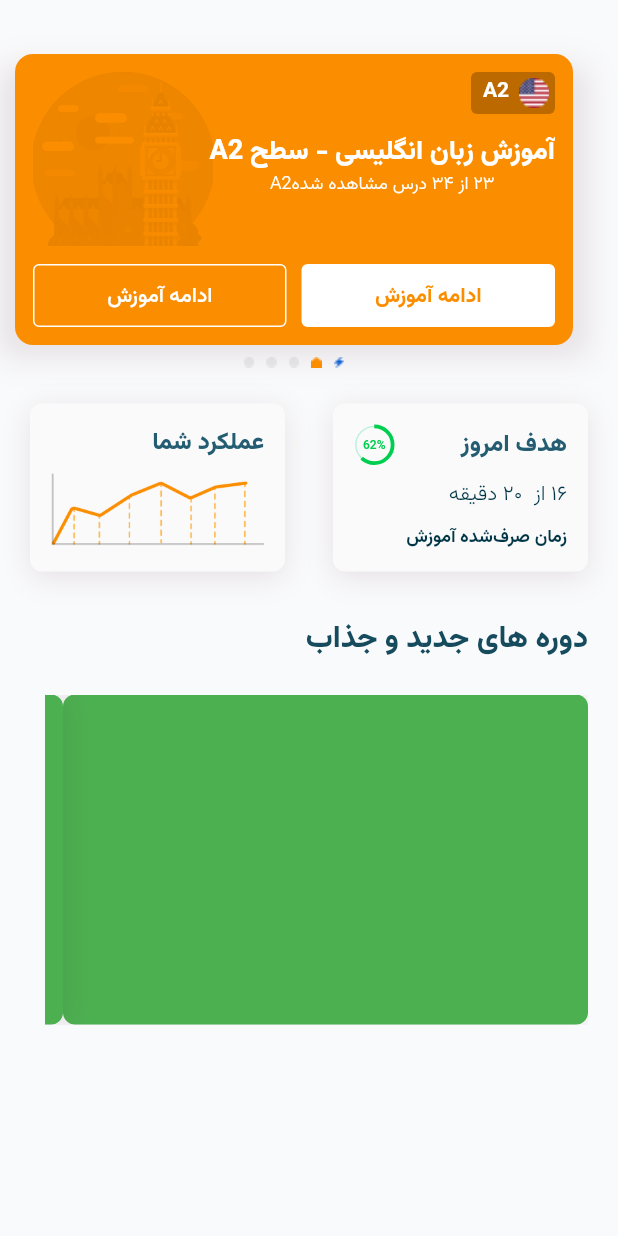
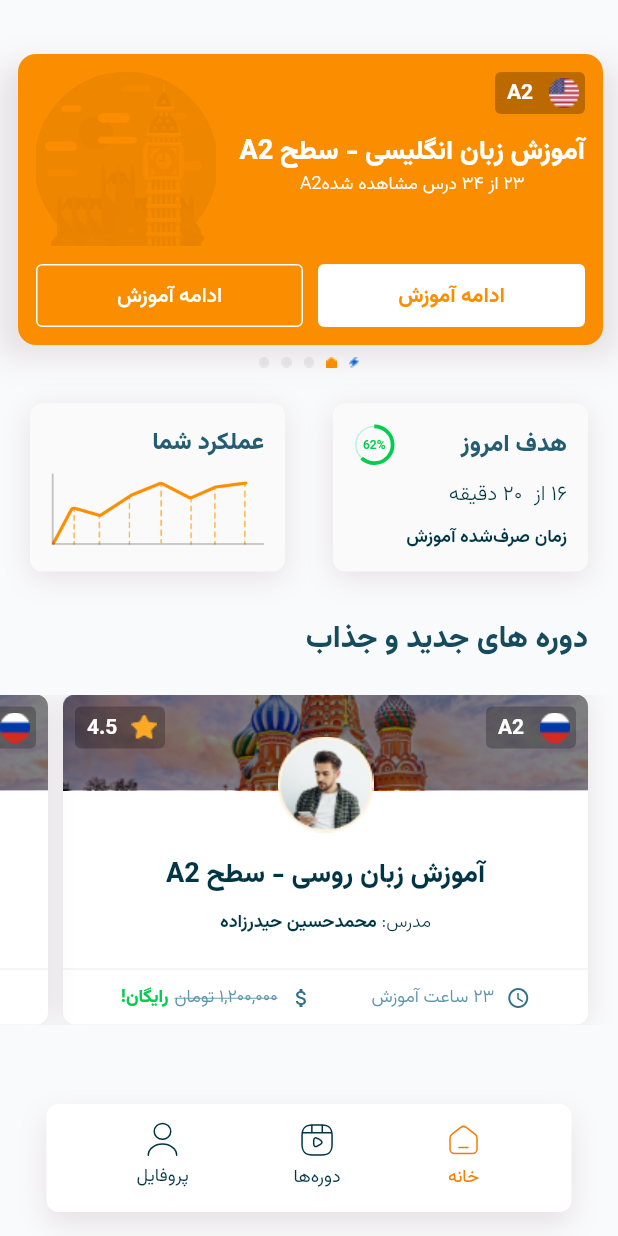
Before and after one commit to svahid725/train, a Flutter app: the screen it shows after launch, on a phone screen of 412 x 824 dp. Run offline on Flutter 3.47's test engine with Material 2 defaults, Android fonts, the phone set to English and light mode, and no system bars; drawn by our look-alikes of percent_indicator; our stand-ins replace flutter_svg, get, smooth_page_indicator.

Commit message:
main screen completed

```diff
--- a/lib/core/uikit/theme/app_themes_color.dart
+++ b/lib/core/uikit/theme/app_themes_color.dart
@@ -4,8 +4,10 @@ class AppColors{
   static const Color surfaceColor = Color(0xffF9FAFB);
   static const Color balck = Color(0xff191921);
   static const Color primaryOrange = Color(0xffF68625);
+  static const Color orange7 = Color(0xffF57D00);
   static const Color orange6 = Color(0xffFB8D00);
   static const Color lightOrange = Color(0xffFFAB07);
+
   static const Color orangeFilterButton = Color(0xffFF9900);
   static const Color starOrange = lightOrange ;
   static const Color milky = Color(0xffFCF2E4);
--- /dev/null
+++ b/lib/core/uikit/widgets/bottom_nav.dart
@@ -0,0 +1,102 @@
+import 'package:flutter/material.dart';
+import 'package:flutter_svg/svg.dart';
+import 'package:get/get.dart';
+import 'package:train/core/uikit/theme/app_themes_color.dart';
+import 'package:train/features/main/controllers/main_controller.dart';
+
+import '../../utils/text/textThemes.dart';
+
+class BottomNav extends StatelessWidget {
+  BottomNav({Key? key}) : super(key: key);
+  final MainController controller = Get.find();
+  @override
+  Widget build(BuildContext context) {
+    return GetBuilder(
+      init: controller,
+      builder: (controller) {
+        return Container(
+          height: 72,
+          width: 350,
+          padding: const EdgeInsets.symmetric(horizontal: 25, vertical: 12),
+          decoration: BoxDecoration(
+              borderRadius: BorderRadius.circular(8),
+              color: Colors.white,
+              boxShadow: [
+                BoxShadow(
+                    color: AppColors.borderlessCardShadow,
+                    blurRadius: 16,
+                    offset: const Offset(0, 8))
+              ]),
+          child: Row(
+            mainAxisAlignment: MainAxisAlignment.spaceAround,
+            children: [
+              bottomNavItem(
+                label: 'خانه',
+                index: 1,
+                imageName: 'home',
+                onTap: () {
+                  controller.bottomNavIndex = 1;
+                  controller.onPageChange(
+                    index: 1,
+                    controller: controller.mainPageController,
+                  );
+                },
+              ),
+              bottomNavItem(
+                label: 'دوره‌ها',
+                index: 2,
+                imageName: 'courses',
+                onTap: () {
+                  controller.bottomNavIndex = 2;
+                  controller.onPageChange(
+                    index: 2,
+                    controller: controller.mainPageController,
+                  );
+                },
+              ),
+              bottomNavItem(
+                label: 'پروفایل',
+                index: 3,
+                imageName: 'profile',
+                onTap: () {
+                  controller.bottomNavIndex = 3;
+                  controller.onPageChange(
+                    index: 3,
+                    controller: controller.mainPageController,
+                  );
+                },
+              ),
+            ],
+          ),
+        );
+      },
+    );
+  }
+
+  GestureDetector bottomNavItem(
+      {required String label,
+      required void Function() onTap,
+      required int index,
+      required String imageName}) {
+    return GestureDetector(
+      onTap: onTap,
+      child: Column(
+        children: [
+          SvgPicture.asset('assets/svg/$imageName.svg',
+              colorFilter: index == controller.bottomNavIndex
+                  ? const ColorFilter.mode(AppColors.orange7, BlendMode.srcIn)
+                  : null),
+          const SizedBox(height: 4),
+          Text(
+            label,
+            style: body2DarkStyle().copyWith(
+              fontWeight: FontWeight.w400,
+              color:
+                  controller.bottomNavIndex == index ? AppColors.orange7 : null,
+            ),
+          )
+        ],
+      ),
+    );
+  }
+}
--- /dev/null
+++ b/lib/core/uikit/widgets/course_chip.dart
@@ -0,0 +1,50 @@
+import 'package:flutter/material.dart';
+import 'package:train/core/utils/text/textThemes.dart';
+
+class CourseChip extends StatelessWidget {
+  const CourseChip({
+    super.key,
+    required this.country,
+    required this.label,
+  });
+
+  final String country;
+  final String label;
+
+  @override
+  Widget build(BuildContext context) {
+    return Container(
+      width: 60,
+      height: 28,
+      alignment: Alignment.center,
+      padding: const EdgeInsets.only(top: 4, left: 8, right: 4, bottom: 4),
+      decoration: ShapeDecoration(
+        color: Colors.black.withOpacity(0.25),
+        shape: RoundedRectangleBorder(borderRadius: BorderRadius.circular(4)),
+      ),
+      child: Row(
+        mainAxisAlignment: MainAxisAlignment.spaceBetween,
+        children: [
+          SizedBox(
+            width: 20,
+            height: 20,
+            child: Image.asset(
+              'assets/icons/$country.png',
+            ),
+          ),
+          const SizedBox(
+            width: 6,
+          ),
+          Padding(
+            padding: const EdgeInsets.only(top: 3),
+            child: Text(
+              label,
+              textAlign: TextAlign.end,
+              style: bodyBoldWhite(),
+            ),
+          ),
+        ],
+      ),
+    );
+  }
+}
--- a/lib/core/utils/text/textThemes.dart
+++ b/lib/core/utils/text/textThemes.dart
@@ -16,8 +16,8 @@ TextStyle textStyle(
       fontFamily: 'vazir');
 }
 
-TextStyle whiteBoldTitleStyle() {
-  return textStyle(Color(0xffffffff), 18, 1.2, FontWeight.w800);
+TextStyle boldTitleStyle(bool isWhite) {
+  return textStyle(isWhite ? const Color(0xffffffff) : AppColors.darkPrimary9, 18, 1.2, FontWeight.w800);
 }
 
 TextStyle onBGbodyStyle() {
@@ -51,3 +51,6 @@ TextStyle body1DarkStyle(){
 TextStyle body2DarkStyle(){
   return textStyle(AppColors.darkPrimary9, 12, 1.5, FontWeight.w300);
 }
+TextStyle lightStyle(){
+  return textStyle(AppColors.darkPrimary9, 12,1.8, FontWeight.w200);
+}
--- a/lib/features/main/controllers/main_controller.dart
+++ b/lib/features/main/controllers/main_controller.dart
@@ -3,13 +3,23 @@ import 'package:get/get.dart';
 
 class MainController extends GetxController {
   PageController courseCardsController = PageController(initialPage: 1);
-  int currentValue = 1 ;
+  PageController mainPageController = PageController(initialPage: 0);
+  int courseSliderCurrentValue = 1;
 
-  void onPageChange(int index){
-  courseCardsController.animateToPage(index, duration: const Duration(milliseconds: 300), curve: Curves.easeIn);
-  currentValue = index;
-  update();
+  int bottomNavIndex = 1;
+
+  void onPageChange({
+    required int index,
+    required PageController controller,
+  }) {
+    controller.animateToPage(
+      index,
+      duration: const Duration(milliseconds: 300),
+      curve: Curves.easeIn,
+    );
+    update();
   }
+
   final List<String> icons = [
     'assets/icons/lightning.png',
     'assets/icons/home_indicator.png',
--- a/lib/features/main/screens/main_screen.dart
+++ b/lib/features/main/screens/main_screen.dart
@@ -1,3 +1,4 @@
+import 'package:flutter/cupertino.dart';
 import 'package:flutter/material.dart';
 import 'package:flutter_svg/flutter_svg.dart';
 import 'package:get/get.dart';
@@ -6,9 +7,13 @@ import 'package:smooth_page_indicator/smooth_page_indicator.dart';
 import 'package:train/common/spaces_and_numbers.dart';
 import 'package:train/core/uikit/theme/app_themes_color.dart';
 import 'package:train/core/uikit/widgets/borderless_card.dart';
+import 'package:train/core/uikit/widgets/bottom_nav.dart';
 import 'package:train/core/uikit/widgets/button.dart';
+import 'package:train/core/uikit/widgets/course_chip.dart';
 import 'package:train/core/utils/text/textThemes.dart';
+import 'package:train/features/courses/screens/course_screen.dart';
 import 'package:train/features/main/controllers/main_controller.dart';
+import 'package:train/features/profile/screens/profile_screen.dart';
 
 class MainScreen extends StatelessWidget {
   MainScreen({Key? key}) : super(key: key);
@@ -18,20 +23,26 @@ class MainScreen extends StatelessWidget {
   Widget build(BuildContext context) {
     return SafeArea(
       child: Scaffold(
+        floatingActionButtonLocation: FloatingActionButtonLocation.centerFloat,
+        floatingActionButton: BottomNav(),
         backgroundColor: AppColors.surfaceColor,
         body: GetBuilder(
           init: controller,
           builder: (controller) {
-            return Column(
+            return PageView(
+                controller: controller.mainPageController,
+                children: [
+                  Column(
                     children: [
                       szdBoxH24,
-                MainScreenTopSlider(
-                  controller: controller,
+                      MainScreenTopSlider(controller: controller),
+                      szdBoxH24,
+                      const BodyWidgets()
+                    ],
                   ),
-                szdBoxH24,
-                BodyWidgets()
-              ],
-            );
+                  ProfileScreen(),
+                  CourseScreen()
+                ]);
           },
         ),
       ),
@@ -49,9 +60,7 @@ class MainScreenTopSlider extends StatelessWidget {
 
   @override
   Widget build(BuildContext context) {
-    return Padding(
-      padding: const EdgeInsets.only(right: 20),
-      child: Column(
+    return Column(
       children: [
         Stack(
           alignment: Alignment.center,
@@ -76,7 +85,11 @@ class MainScreenTopSlider extends StatelessWidget {
                   allowImplicitScrolling: true,
                   scrollDirection: Axis.horizontal,
                   onPageChanged: (value) {
-                      controller.onPageChange(value);
+                    controller.courseSliderCurrentValue = value;
+                    controller.onPageChange(
+                      index: value,
+                      controller: controller.courseCardsController,
+                    );
                   },
                   itemCount: 5,
                   controller: controller.courseCardsController,
@@ -86,16 +99,6 @@ class MainScreenTopSlider extends StatelessWidget {
                 ),
               ),
             ),
-              /* Positioned(
-                top: 0,
-                child: Container(
-                  width: 63,
-                  height: 32,
-                  decoration: BoxDecoration(
-                      color: AppColors.darkPrimary9,
-                      borderRadius: BorderRadius.circular(16)
-                  ),
-                ),),*/
           ],
         ),
         szdBoxH8,
@@ -105,12 +108,11 @@ class MainScreenTopSlider extends StatelessWidget {
             return CustomPageIndicator(
               controller: controller,
               index: index,
-                currentValue: controller.currentValue,
+              currentValue: controller.courseSliderCurrentValue,
             );
           }),
         ),
       ],
-      ),
     );
   }
 }
@@ -122,12 +124,12 @@ class BodyWidgets extends StatelessWidget {
 
   @override
   Widget build(BuildContext context) {
-    return Padding(
-      padding: const EdgeInsets.symmetric(horizontal: 20),
-      child: Column(
+    return Column(
       crossAxisAlignment: CrossAxisAlignment.start,
       children: [
-          Row(
+        Padding(
+          padding: const EdgeInsets.symmetric(horizontal: 20),
+          child: Row(
             mainAxisAlignment: MainAxisAlignment.spaceBetween,
             children: [
               BorderlessCard(
@@ -148,7 +150,7 @@ class BodyWidgets extends StatelessWidget {
                           backgroundWidth: 1,
                           lineWidth: 2.5,
                           progressColor: AppColors.mainGreen,
-                          backgroundColor: Color(0xffBFF0DC),
+                          backgroundColor: const Color(0xffBFF0DC),
                           animation: true,
                           center: const Text(
                             '62%',
@@ -189,29 +191,145 @@ class BodyWidgets extends StatelessWidget {
               ),
             ],
           ),
+        ),
         szdBoxH36,
-          Text(
+        Padding(
+          padding: const EdgeInsets.symmetric(horizontal: 20),
+          child: Text(
             'دوره های جدید و جذاب',
             style: heavyTitleStyle(),
           ),
+        ),
         szdBoxH24,
         Container(
-            margin: EdgeInsets.only(left: 10),
           height: 220,
           width: Get.width,
           child: ListView.builder(
             itemCount: 3,
             scrollDirection: Axis.horizontal,
-
             itemBuilder: (context, index) {
               return Container(
+                margin: EdgeInsets.only(
+                  left: index == 2 ? 20 : 10,
+                  right: index == 0 ? 20 : 0,
+                ),
                 height: 220,
                 width: 350,
                 decoration: BoxDecoration(
                   borderRadius: BorderRadius.circular(8),
-                    color: Colors.green,
+                  color: Colors.white,
                   boxShadow: [
-                      BoxShadow(color: AppColors.borderlessCardShadow, blurRadius: 16)
+                    BoxShadow(
+                        color: AppColors.borderlessCardShadow, blurRadius: 16)
+                  ],
+                ),
+                child: Stack(
+                  children: [
+                    Container(
+                      height: 64,
+                      child: Image.asset('assets/images/Kremlin.png'),
+                    ),
+                    Container(
+                      height: 64,
+                      child: SvgPicture.asset('assets/svg/KremlinBG.svg'),
+                    ),
+                    const Positioned(
+                      child: Padding(
+                        padding: EdgeInsets.all(8.0),
+                        child: Row(
+                          mainAxisAlignment: MainAxisAlignment.spaceBetween,
+                          children: [
+                            CourseChip(country: 'Russia', label: 'A2'),
+                            CourseChip(country: 'star', label: '4.5'),
+                          ],
+                        ),
+                      ),
+                    ),
+                    Positioned(top: -15,
+                      left: 100,
+                        right: 100,
+                        child: Image.asset('assets/images/user.png'),),
+                    Center(
+                      child: Column(
+                        mainAxisAlignment: MainAxisAlignment.center,
+
+                        children: [
+                          const SizedBox(
+                            height: 104,
+                          ),
+                          Text(
+                            'آموزش زبان روسی - سطح A2',
+                            style: boldTitleStyle(false),
+                          ),
+                          szdBoxH8,
+                          Row(
+                            mainAxisAlignment: MainAxisAlignment.center,
+                            children: [
+                              Text(
+                                'مدرس: ',
+                                style: lightStyle(),
+                              ),
+                              Text(
+                                'محمدحسین حیدرزاده',
+                                style: bodyBold2Style(AppColors.darkPrimary9)
+                                    .copyWith(height: 1.8),
+                              ),
+                            ],
+                          ),
+                          szdBoxH12,
+                          Divider(
+                            color: Colors.black.withOpacity(0.05),
+                            thickness: 1,
+                          ),
+                          Row(
+                            mainAxisAlignment: MainAxisAlignment.spaceEvenly,
+                            children: [
+                              Row(
+                                children: [
+                                  const Icon(
+                                    Icons.schedule,
+                                    color: AppColors.darkPrimary6,
+                                    size: 16,
+                                  ),
+                                  szdBoxW8,
+                                  Text(
+                                    '۲۳ ساعت آموزش',
+                                    style: body2DarkStyle().copyWith(
+                                        color: AppColors.darkPrimary4,
+                                        height: 1.8),
+                                  )
+                                ],
+                              ),
+                              Row(
+                                children: [
+                                  const Icon(
+                                    Icons.attach_money,
+                                    color: AppColors.darkPrimary6,
+                                    size: 16,
+                                  ),
+                                  szdBoxW8,
+                                  Text(
+                                    '۱,۲۰۰,۰۰۰ تومان',
+                                    style: body2DarkStyle().copyWith(
+                                        color: AppColors.darkPrimary4,
+                                        decoration: TextDecoration.lineThrough,
+                                        height: 1.8),
+                                  ),
+                                  const SizedBox(
+                                    width: 4,
+                                  ),
+                                  Text(
+                                    'رایگان!',
+                                    style: bodyBold2Style(AppColors.mainGreen)
+                                        .copyWith(height: 1.8),
+                                  )
+                                ],
+                              ),
+                            ],
+                          )
+                        ],
+                      ),
+                    )
                   ],
                 ),
               );
@@ -219,7 +337,6 @@ class BodyWidgets extends StatelessWidget {
           ),
         )
       ],
-      ),
     );
   }
 }
@@ -244,25 +361,15 @@ class CustomPageIndicator extends StatelessWidget {
       curve: Curves.bounceIn,
       height: 7,
       width: 7,
-        child: /*controller.currentValue < 2 ?*/ Image.asset(
+      child: Image.asset(
         controller.icons[index],
         fit: BoxFit.cover,
         color: index == 0
             ? AppColors.darkBlue
-              : index == controller.currentValue
+            : index == controller.courseSliderCurrentValue
                 ? AppColors.orange6
                 : Colors.black26,
-        ) /*: Container (
-        height: 7,
-        width: 7,
-        decoration: BoxDecoration(
-          color: index == 0 ? AppColors.darkBlue :
-          index == controller.currentValue ? AppColors.orange6
-              : Colors.black26,
-          shape: BoxShape.circle
       ),
-
-      )*/
     );
   }
 }
@@ -311,36 +418,9 @@ class TopSliderItem extends StatelessWidget {
                 children: [
                   Row(
                     children: [
-                      Container(
-                        width: 56,
-                        height: 28,
-                        padding: const EdgeInsets.only(
-                            top: 4, left: 8, right: 4, bottom: 4),
-                        decoration: ShapeDecoration(
-                          color: Colors.black.withOpacity(0.25),
-                          shape: RoundedRectangleBorder(
-                              borderRadius: BorderRadius.circular(4)),
-                        ),
-                        child: Row(
-                          mainAxisAlignment: MainAxisAlignment.spaceBetween,
-                          children: [
-                            SizedBox(
-                              width: 20,
-                              height: 20,
-                              child: Image.asset(
-                                'assets/icons/usa.png',
-                              ),
-                            ),
-                            const SizedBox(
-                              width: 6,
-                            ),
-                            Text(
-                              'A2',
-                              textAlign: TextAlign.center,
-                              style: bodyBoldWhite(),
-                            ),
-                          ],
-                        ),
+                      CourseChip(
+                        label: 'A2',
+                        country: 'usa',
                       ),
                     ],
                   ),
@@ -348,7 +428,7 @@ class TopSliderItem extends StatelessWidget {
                     children: [
                       Text(
                         'آموزش زبان انگلیسی - سطح A2',
-                        style: whiteBoldTitleStyle(),
+                        style: boldTitleStyle(true),
                       ),
                       Text(
                         '۲۳ از ۳۴ درس مشاهده شدهA2',
```
Also changed, not shown: assets/icons/courses.png (added), assets/icons/home.png (added), assets/icons/profile.png (added), assets/images/user.png (added), assets/svg/KremlinBG.svg (added), assets/svg/courses.svg (added), assets/svg/home.svg (added), assets/svg/profile.svg (added), assets/svg/user.svg (added). Lines whose indentation alone changed are shown as unchanged.
